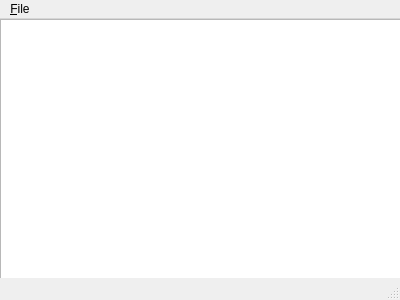
The window that mainwin.ui (Cvostr/zsgamedit) describes before a commit, drawn with Qt 5.
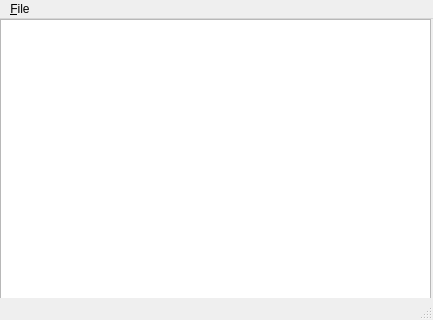
The same window after the commit. Custom widgets are drawn as their Qt base class.

```diff
--- a/mainwin.ui
+++ b/mainwin.ui
@@ -6,10 +6,16 @@
    <rect>
     <x>0</x>
     <y>0</y>
-    <width>400</width>
-    <height>300</height>
+    <width>433</width>
+    <height>320</height>
    </rect>
   </property>
+  <property name="minimumSize">
+   <size>
+    <width>433</width>
+    <height>320</height>
+   </size>
+  </property>
   <property name="windowTitle">
    <string>Projects window</string>
   </property>
@@ -19,10 +25,16 @@
      <rect>
       <x>0</x>
       <y>0</y>
-      <width>401</width>
-      <height>261</height>
+      <width>431</width>
+      <height>281</height>
      </rect>
     </property>
+    <property name="sizePolicy">
+     <sizepolicy hsizetype="Expanding" vsizetype="Expanding">
+      <horstretch>0</horstretch>
+      <verstretch>0</verstretch>
+     </sizepolicy>
+    </property>
     <property name="gridSize">
      <size>
       <width>3</width>
@@ -42,8 +54,8 @@
     <rect>
      <x>0</x>
      <y>0</y>
-     <width>400</width>
-     <height>22</height>
+     <width>433</width>
+     <height>20</height>
     </rect>
    </property>
    <widget class="QMenu" name="menuFile">
```
